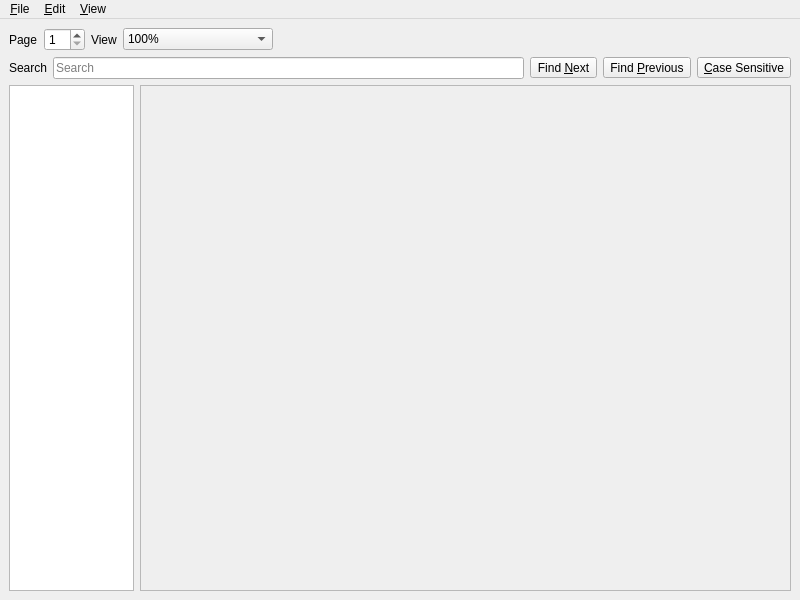
Above: UI/biblioteq_pdfreader.ui from textbrowser/biblioteq before the change. Below: the same form after it.
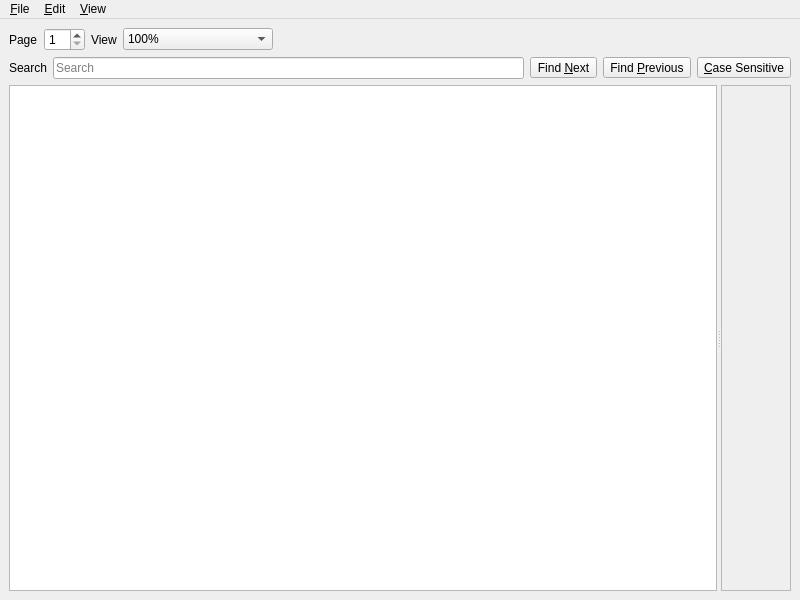
That is the form after the change. Icons and pictures are not drawn.

What changed in the file:
```diff
--- a/UI/biblioteq_pdfreader.ui
+++ b/UI/biblioteq_pdfreader.ui
@@ -141,21 +141,18 @@
      </layout>
     </item>
     <item>
-     <layout class="QHBoxLayout" name="horizontalLayout_3">
-      <item>
+     <widget class="QSplitter" name="splitter">
+      <property name="orientation">
+       <enum>Qt::Horizontal</enum>
+      </property>
+      <property name="childrenCollapsible">
+       <bool>false</bool>
+      </property>
        <widget class="QListWidget" name="contents">
-        <property name="maximumSize">
-         <size>
-          <width>125</width>
-          <height>16777215</height>
-         </size>
-        </property>
         <property name="tabKeyNavigation">
          <bool>true</bool>
         </property>
        </widget>
-      </item>
-      <item>
        <widget class="QScrollArea" name="scrollArea">
         <property name="frameShape">
          <enum>QFrame::StyledPanel</enum>
@@ -171,8 +168,8 @@
           <rect>
            <x>0</x>
            <y>0</y>
-           <width>651</width>
-           <height>470</height>
+          <width>83</width>
+          <height>188</height>
           </rect>
          </property>
          <layout class="QHBoxLayout" name="horizontalLayout_2">
@@ -214,8 +211,7 @@
          </layout>
         </widget>
        </widget>
-      </item>
-     </layout>
+     </widget>
     </item>
    </layout>
   </widget>
```
Lines whose indentation alone changed are shown as unchanged.
